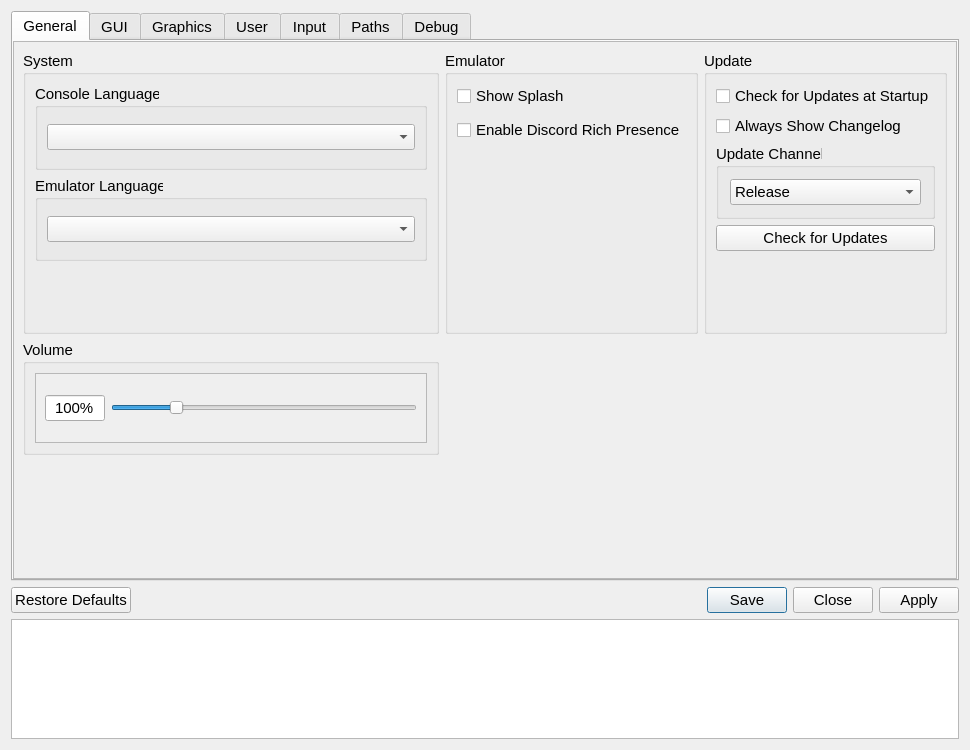
This is src/qt_gui/settings_dialog.ui in rainmakerv3/shadPS4 as Qt 5 draws it before an edit. The edited form follows.
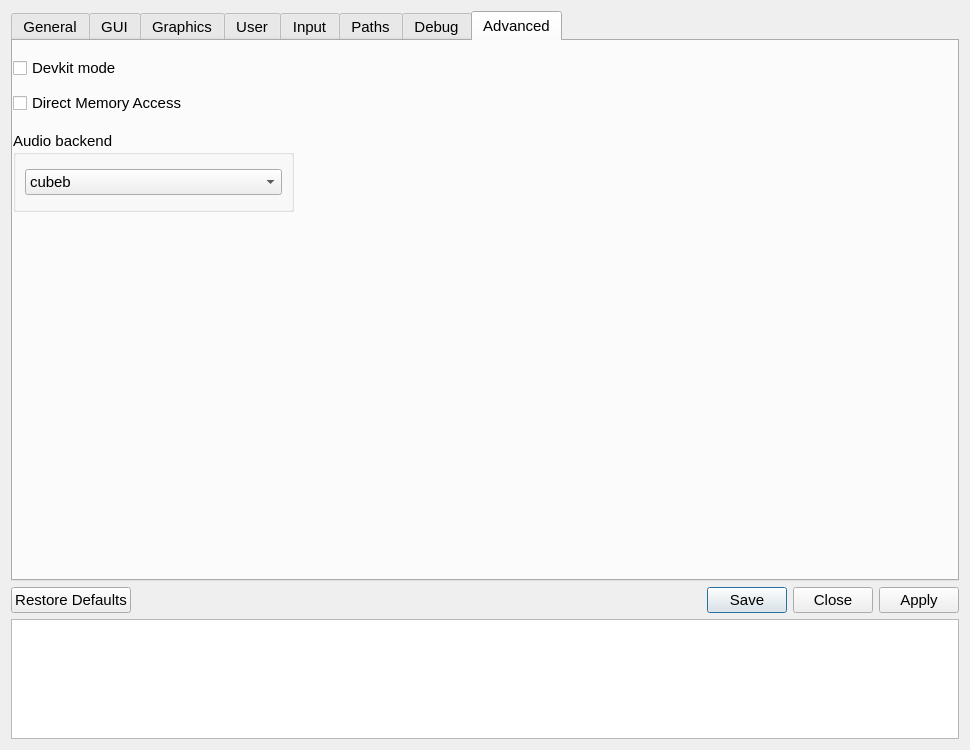
This is the edited form. Icons and pictures are not drawn.

Diff of the .ui file:
```diff
--- a/src/qt_gui/settings_dialog.ui
+++ b/src/qt_gui/settings_dialog.ui
@@ -59,7 +59,7 @@
       </size>
      </property>
      <property name="currentIndex">
-      <number>0</number>
+      <number>7</number>
      </property>
      <widget class="QScrollArea" name="generalTab">
       <property name="widgetResizable">
@@ -74,7 +74,7 @@
          <x>0</x>
          <y>0</y>
          <width>946</width>
-         <height>540</height>
+         <height>536</height>
         </rect>
        </property>
        <layout class="QVBoxLayout" name="generalTabVLayout" stretch="0">
@@ -369,7 +369,7 @@
                  <rect>
                   <x>0</x>
                   <y>0</y>
-                  <width>375</width>
+                  <width>402</width>
                   <height>68</height>
                  </rect>
                 </property>
@@ -2200,6 +2200,72 @@
        </layout>
       </widget>
      </widget>
+     <widget class="QWidget" name="tab">
+      <attribute name="title">
+       <string>Advanced</string>
+      </attribute>
+      <widget class="QWidget" name="verticalLayoutWidget">
+       <property name="geometry">
+        <rect>
+         <x>0</x>
+         <y>10</y>
+         <width>931</width>
+         <height>71</height>
+        </rect>
+       </property>
+       <layout class="QVBoxLayout" name="verticalLayout_5">
+        <item>
+         <widget class="QCheckBox" name="DevkitCheckbox">
+          <property name="text">
+           <string>Devkit mode</string>
+          </property>
+         </widget>
+        </item>
+        <item>
+         <widget class="QCheckBox" name="DMACheckbox">
+          <property name="text">
+           <string>Direct Memory Access</string>
+          </property>
+         </widget>
+        </item>
+       </layout>
+      </widget>
+      <widget class="QWidget" name="verticalLayoutWidget_2">
+       <property name="geometry">
+        <rect>
+         <x>0</x>
+         <y>90</y>
+         <width>281</width>
+         <height>81</height>
+        </rect>
+       </property>
+       <layout class="QVBoxLayout" name="verticalLayout_6">
+        <item>
+         <widget class="QGroupBox" name="audioBackendGroupBox">
+          <property name="title">
+           <string>Audio backend</string>
+          </property>
+          <layout class="QVBoxLayout" name="verticalLayout_7">
+           <item>
+            <widget class="QComboBox" name="audioBackendComboBox">
+             <item>
+              <property name="text">
+               <string>cubeb</string>
+              </property>
+             </item>
+             <item>
+              <property name="text">
+               <string>sdl</string>
+              </property>
+             </item>
+            </widget>
+           </item>
+          </layout>
+         </widget>
+        </item>
+       </layout>
+      </widget>
+     </widget>
     </widget>
    </item>
    <item>
```
Left out of the diff: 12 changed lines with no effect on the pictures.
